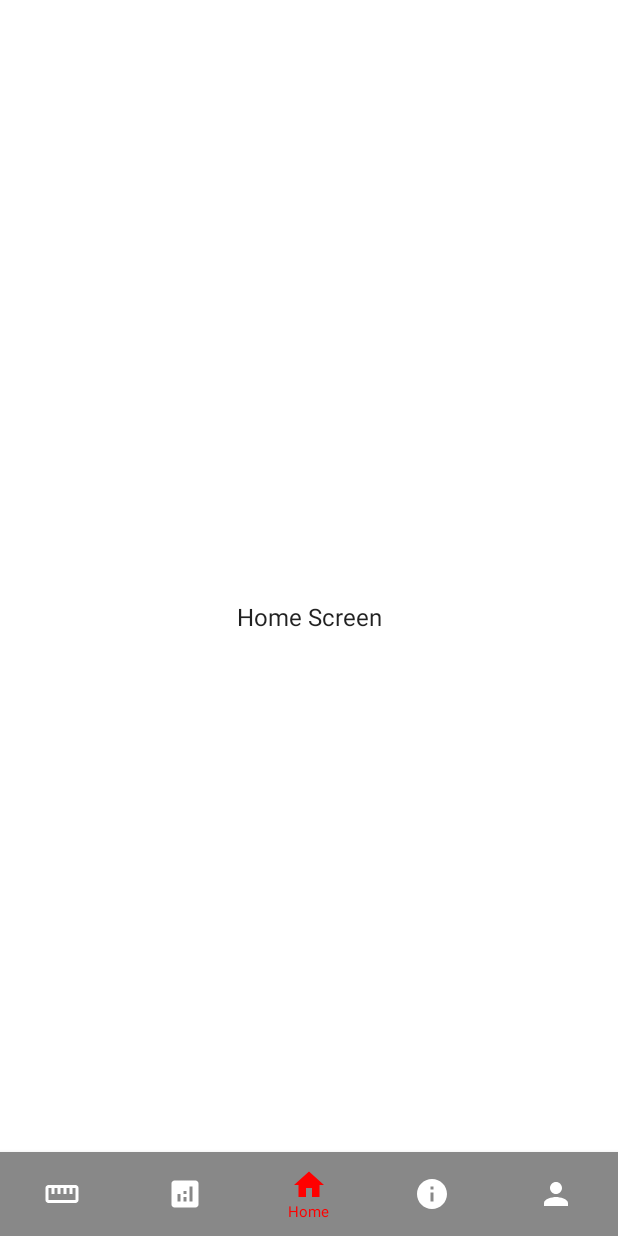
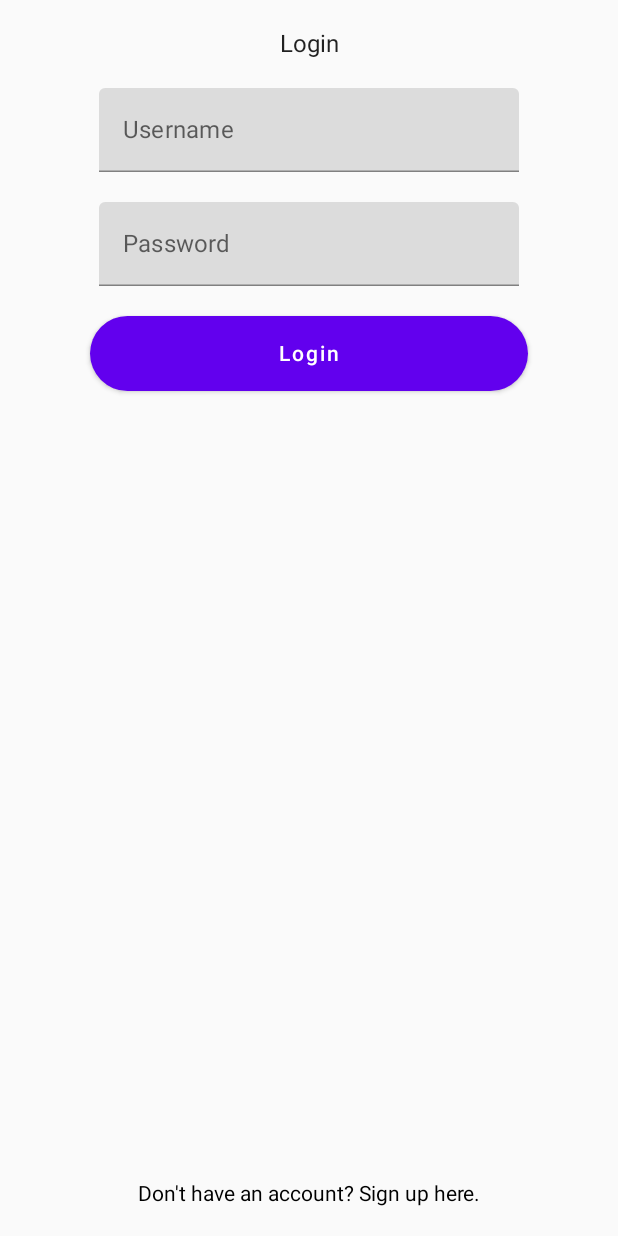
Before and after one commit to reecewareham/Blood-Pressure-Application, an Android app built with Jetpack Compose: the screen it shows after launch (MainActivity), on a phone screen of 412 x 824 dp. Run offline under Robolectric (Android 15) with nearby library versions, the light colour scheme and no system bars.

Commit message:
Removed database to rethink strategy. Added login and register pages.

```diff
--- a/app/src/main/AndroidManifest.xml
+++ b/app/src/main/AndroidManifest.xml
@@ -4,7 +4,6 @@
 
     <application
         android:allowBackup="true"
-        android:name=".MyApplication"
         android:dataExtractionRules="@xml/data_extraction_rules"
         android:fullBackupContent="@xml/backup_rules"
         android:icon="@mipmap/ic_launcher"
--- a/app/src/main/java/com/example/bloodpressureapplication/MyApplication.kt
+++ /dev/null
@@ -1,7 +0,0 @@
-package com.example.bloodpressureapplication
-
-import android.app.Application
-import dagger.hilt.android.HiltAndroidApp
-
-@HiltAndroidApp
-class MyApplication: Application()
--- /dev/null
+++ b/app/src/main/java/com/example/bloodpressureapplication/registerlogin/Login.kt
@@ -0,0 +1,77 @@
+package com.example.bloodpressureapplication.registerlogin
+
+import androidx.compose.foundation.layout.*
+import androidx.compose.foundation.shape.RoundedCornerShape
+import androidx.compose.foundation.text.ClickableText
+import androidx.compose.foundation.text.KeyboardOptions
+import androidx.compose.material.Button
+import androidx.compose.material.Text
+import androidx.compose.material.TextField
+import androidx.compose.runtime.Composable
+import androidx.compose.runtime.mutableStateOf
+import androidx.compose.runtime.remember
+import androidx.compose.ui.Alignment
+import androidx.compose.ui.Modifier
+import androidx.compose.ui.text.AnnotatedString
+import androidx.compose.ui.text.input.KeyboardType
+import androidx.compose.ui.text.input.PasswordVisualTransformation
+import androidx.compose.ui.text.input.TextFieldValue
+import androidx.compose.ui.unit.dp
+import androidx.navigation.NavController
+import androidx.navigation.NavHostController
+
+@Composable
+fun LoginScreen(navController: NavHostController) {
+
+    Box(modifier = Modifier.fillMaxSize()) {
+        ClickableText(
+            text = AnnotatedString("Don't have an account? Sign up here."),
+            modifier = Modifier
+                .align(Alignment.BottomCenter)
+                .padding(20.dp),
+            onClick = { navController.navigate(LoginRegisterRoutes.Register.route) }
+        )
+    }
+
+    Column(
+        modifier = Modifier.padding(20.dp),
+        verticalArrangement = Arrangement.Center,
+        horizontalAlignment = Alignment.CenterHorizontally
+    ) {
+        val username = remember { mutableStateOf(TextFieldValue())}
+        val password = remember { mutableStateOf(TextFieldValue())}
+
+        Text(text = "Login")
+
+        Spacer(modifier = Modifier.height(20.dp))
+        TextField(
+            label = {Text(text = "Username")},
+            value = username.value,
+            onValueChange = {username.value = it}
+        )
+
+        Spacer(modifier = Modifier.height(20.dp))
+        TextField(
+            label = {Text(text = "Password")},
+            value = password.value,
+            visualTransformation = PasswordVisualTransformation(),
+            keyboardOptions = KeyboardOptions(keyboardType = KeyboardType.Password),
+            onValueChange = {password.value = it}
+        )
+
+        Spacer(modifier = Modifier.height(20.dp))
+        Box(
+            modifier = Modifier.padding(40.dp, 0.dp, 40.dp, 0.dp)
+        ) {
+            Button(
+                onClick = { navController.navigate(LoginRegisterRoutes.Main.route) },
+                shape = RoundedCornerShape(50.dp),
+                modifier = Modifier
+                    .fillMaxWidth()
+                    .height(50.dp)
+            ) {
+                Text(text = "Login")
+            }
+        }
+    }
+}
--- /dev/null
+++ b/app/src/main/java/com/example/bloodpressureapplication/registerlogin/LoginRegisterRoutes.kt
@@ -0,0 +1,8 @@
+package com.example.bloodpressureapplication.registerlogin
+
+sealed class LoginRegisterRoutes(val route: String) {
+
+    object Login : LoginRegisterRoutes("Login")
+    object Register : LoginRegisterRoutes("Register")
+    object Main : LoginRegisterRoutes("Main")
+}
--- /dev/null
+++ b/app/src/main/java/com/example/bloodpressureapplication/registerlogin/LoginRegisterScreen.kt
@@ -0,0 +1,25 @@
+package com.example.bloodpressureapplication.registerlogin
+
+import androidx.compose.runtime.Composable
+import androidx.navigation.compose.NavHost
+import androidx.navigation.compose.composable
+import androidx.navigation.compose.rememberNavController
+import com.example.bloodpressureapplication.MainScreen
+
+@Composable
+fun ScreenMain(){
+    val navController = rememberNavController()
+
+    NavHost(navController = navController, startDestination = LoginRegisterRoutes.Login.route) {
+
+        composable(LoginRegisterRoutes.Login.route) {
+            LoginScreen(navController = navController)
+        }
+        composable(LoginRegisterRoutes.Register.route) {
+            RegisterScreen(navController = navController)
+        }
+        composable(LoginRegisterRoutes.Main.route) {
+            MainScreen()
+        }
+    }
+}
--- a/build.gradle
+++ b/build.gradle
@@ -7,6 +7,5 @@ plugins {
     id 'com.android.application' version '7.4.2' apply false
     id 'com.android.library' version '7.4.2' apply false
     id 'org.jetbrains.kotlin.android' version '1.8.0' apply false
-    id 'io.realm.kotlin' version '1.6.1' apply false
     id 'com.google.dagger.hilt.android' version '2.44' apply false
 }
```
Also changed, not shown: app/build.gradle (+7 -9 lines), app/src/main/java/com/example/bloodpressureapplication/MainActivity.kt (+28 -39 lines), app/src/main/java/com/example/bloodpressureapplication/MainScreen.kt (added, +7 -0 lines), app/src/main/java/com/example/bloodpressureapplication/Profile/ProfileViewModel.kt (deleted, +0 -30 lines), app/src/main/java/com/example/bloodpressureapplication/data/MongoRepository.kt (deleted, +0 -18 lines), app/src/main/java/com/example/bloodpressureapplication/data/MongoRepositoryImpl.kt (deleted, +0 -42 lines), app/src/main/java/com/example/bloodpressureapplication/di/DatabaseModule.kt (deleted, +0 -37 lines), app/src/main/java/com/example/bloodpressureapplication/model/User.kt (deleted, +0 -17 lines), app/src/main/java/com/example/bloodpressureapplication/profile/Profile.kt (renamed from app/src/main/java/com/example/bloodpressureapplication/Profile/Profile.kt, +11 -46 lines), app/src/main/java/com/example/bloodpressureapplication/registerlogin/Register.kt (added, +88 -0 lines), app/src/main/java/com/example/bloodpressureapplication/home/Home.kt (renamed from app/src/main/java/com/example/bloodpressureapplication/Home/Home.kt), app/src/main/java/com/example/bloodpressureapplication/info/Info.kt (renamed from app/src/main/java/com/example/bloodpressureapplication/Info/Info.kt), app/src/main/java/com/example/bloodpressureapplication/measure/Measure.kt (renamed from app/src/main/java/com/example/bloodpressureapplication/Measure/Measure.kt), app/src/main/java/com/example/bloodpressureapplication/track/Track.kt (renamed from app/src/main/java/com/example/bloodpressureapplication/Track/Track.kt).
